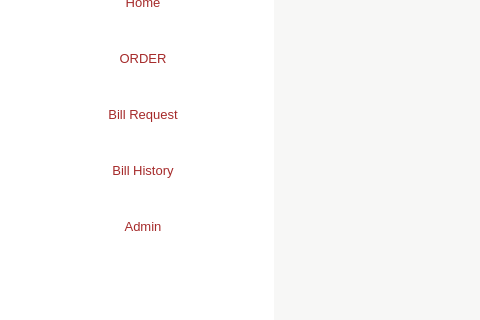
This is dyner.ui in Anmol-A-jain/Dyner as Qt 5 draws it before an edit; both pictures show x 0 to 480 and y 126 to 446 of the 800 by 600 pixel window. The edited form follows.
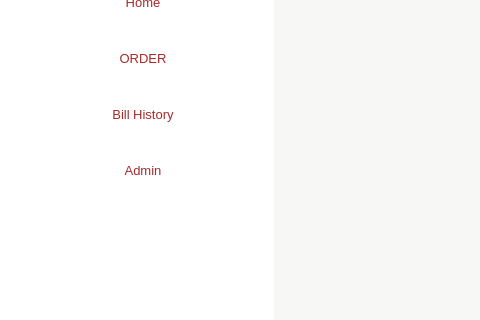
This is the edited form. Icons and pictures are not drawn.

Commit message: Dyner (Billdesk) completed

The edit to the form file:
```diff
--- a/dyner.ui
+++ b/dyner.ui
@@ -234,34 +234,6 @@
               </property>
              </widget>
             </item>
-            <item>
-             <widget class="QPushButton" name="parentButtonBillRequest">
-              <property name="minimumSize">
-               <size>
-                <width>0</width>
-                <height>50</height>
-               </size>
-              </property>
-              <property name="font">
-               <font>
-                <family>MS Shell Dlg 2</family>
-                <pointsize>10</pointsize>
-                <weight>50</weight>
-                <italic>false</italic>
-                <bold>false</bold>
-               </font>
-              </property>
-              <property name="styleSheet">
-               <string notr="true">border-radius: 10px;
-color : brown;
-border-image: url(:/img/img/ButtonBackground.jpg);
-</string>
-              </property>
-              <property name="text">
-               <string>Bill Request</string>
-              </property>
-             </widget>
-            </item>
             <item>
              <widget class="QPushButton" name="parentButtonBillHistory">
               <property name="minimumSize">
```
Left out of the diff: 1 changed line with no effect on the pictures. The commit also changes 20 other files.
